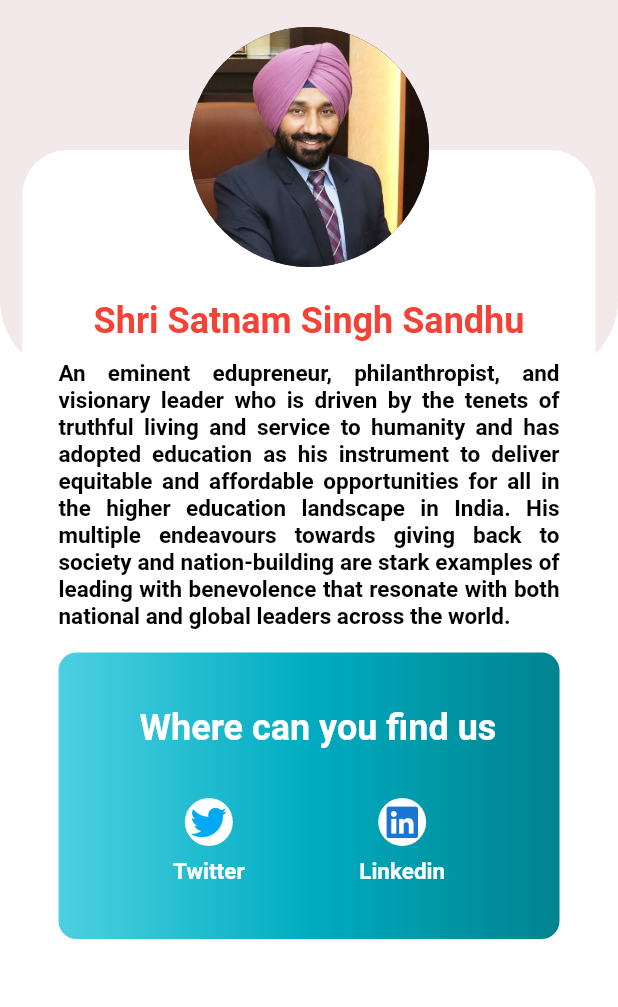
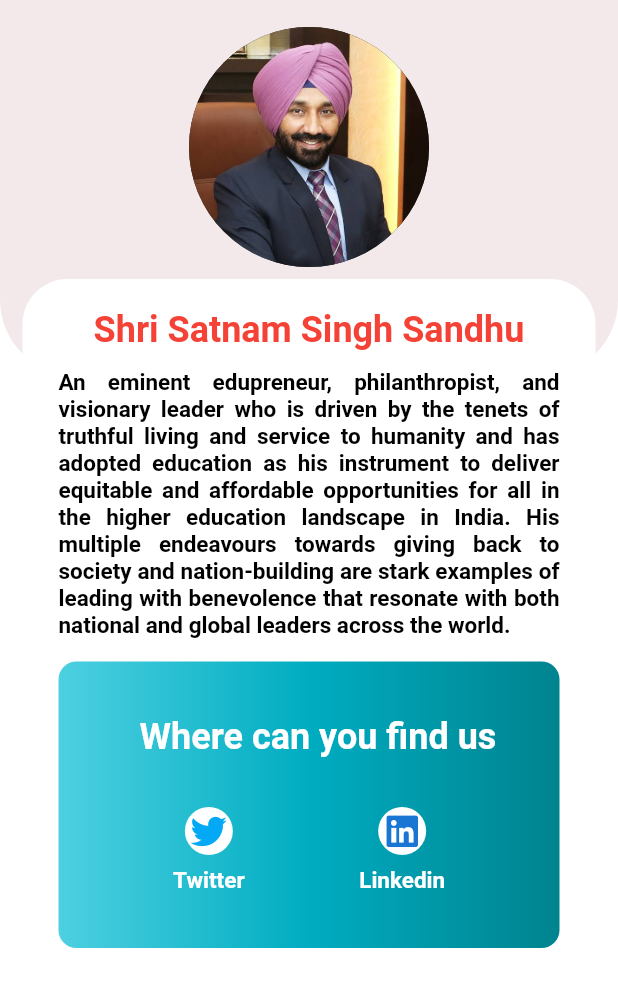
Before and after one commit to Priyanshujha11/final_app_cu, a Flutter app: the SocialMediaPage screen opened directly with sample values from the repository, on a phone screen of 412 x 824 dp, the part 135-1142 px from its top. Run offline on Flutter 3.47's test engine with Material 2 defaults, Android fonts, the phone set to English and light mode, and no system bars; our stand-ins replace cloud_firestore, firebase_auth, firebase_core, firebase_messaging, flutter_expandable_fab, flutter_rating_bar and 8 more; missing offline and left inert: email_otp, firebase_app_check, onboarding, rive_splash_screen, syncfusion_flutter_pdfviewer; accounts and stored records are empty.

Commit message:
added feedback changes

```diff
--- a/lib/authcontroller.dart
+++ b/lib/authcontroller.dart
@@ -43,7 +43,7 @@ class AuthController extends GetxController {
   Future<void> signInWithPhone(BuildContext context, String phoneNumber) async {
     try {
       usernewId = "+91$phoneNumber";
-      auth.setSettings(appVerificationDisabledForTesting: true);
+      //auth.setSettings(appVerificationDisabledForTesting: true);
       await auth.verifyPhoneNumber(
         phoneNumber: "+91$phoneNumber",
         verificationCompleted: (PhoneAuthCredential credential) async {
--- a/lib/view/profile_page.dart
+++ b/lib/view/profile_page.dart
@@ -102,7 +102,9 @@ class _MyProfileState extends State<MyProfile> {
                                     height: 150,
                                   ),
 
-                                  TextContainer("Name", data['name'],
+                                  TextContainer(
+                                      "Name",
+                                      'Mr./Mrs. ' + data['name'],
                                       FontAwesomeIcons.person),
                                   TextContainer("Company", data['companyname'],
                                       Icons.business),
--- a/lib/view/signup.dart
+++ b/lib/view/signup.dart
@@ -233,7 +233,7 @@ class _SignUPState extends State<SignUP> {
                             if (_formKey.currentState!.validate()) {
                               _formKey.currentState!.save();
                               Map<String, dynamic> res = {
-                                "name": 'Mr./Mrs. ' + nameController.text,
+                                "name": nameController.text,
                                 "gmail": email.text,
                                 "designation": designation.text,
                                 "city": city.text,
--- a/lib/view/social_media.dart
+++ b/lib/view/social_media.dart
@@ -45,10 +45,36 @@ class SocialMediaPage extends StatelessWidget {
             ),
             Padding(
               padding: const EdgeInsets.symmetric(horizontal: 15),
+              child: SingleChildScrollView(
                 child: Column(
                   children: [
+                    Column(
+                      children: [
                         const SizedBox(
-                    height: 100,
+                          height: 10,
+                        ),
+                        Center(
+                            child: Padding(
+                          padding: const EdgeInsets.all(8.0),
+                          child: CircleAvatar(
+                            radius: 80,
+                            backgroundColor: Colors.grey.shade900,
+                            child: ClipRRect(
+                              borderRadius: BorderRadius.circular(80),
+                              child: Image.asset(
+                                model.profileImage,
+                                height: 200,
+                                width: 200,
+                                // color: Colors.grey.shade300,
+                                fit: BoxFit.fill,
+                              ),
+                            ),
+                            // backgroundImage: AssetImage(
+                            //   model.profileImage,
+                            // ),
+                          ),
+                        ))
+                      ],
                     ),
                     Container(
                       // height: MediaQuery.of(context).size.height * 0.65,
@@ -61,8 +87,8 @@ class SocialMediaPage extends StatelessWidget {
                         child: SingleChildScrollView(
                           child: Column(
                             children: [
-                            const SizedBox(
-                              height: 100,
+                              SizedBox(
+                                height: 20,
                               ),
                               Text(
                                 model.name,
@@ -144,34 +170,7 @@ class SocialMediaPage extends StatelessWidget {
                   ],
                 ),
               ),
-            Column(
-              children: [
-                const SizedBox(
-                  height: 10,
             ),
-                Center(
-                    child: Padding(
-                  padding: const EdgeInsets.all(8.0),
-                  child: CircleAvatar(
-                    radius: 80,
-                    backgroundColor: Colors.grey.shade900,
-                    child: ClipRRect(
-                      borderRadius: BorderRadius.circular(80),
-                      child: Image.asset(
-                        model.profileImage,
-                        height: 200,
-                        width: 200,
-                        // color: Colors.grey.shade300,
-                        fit: BoxFit.fill,
-                      ),
-                    ),
-                    // backgroundImage: AssetImage(
-                    //   model.profileImage,
-                    // ),
-                  ),
-                ))
-              ],
-            )
           ],
         ),
       ),
--- a/lib/view/user_list.dart
+++ b/lib/view/user_list.dart
@@ -73,6 +73,7 @@ class MyList extends StatelessWidget {
                                       Text(
                                         '${data['name']}',
                                         style: const TextStyle(
+                                            overflow: TextOverflow.ellipsis,
                                             fontSize: 20.0,
                                             fontWeight: FontWeight.bold),
                                       ),
```
Also changed, not shown: lib/view/agenda.dart (+6 -8 lines), lib/view/emergency.dart (+23 -3 lines), lib/view/home_page.dart (+47 -43 lines), pubspec.lock. Lines whose indentation alone changed are shown as unchanged.
